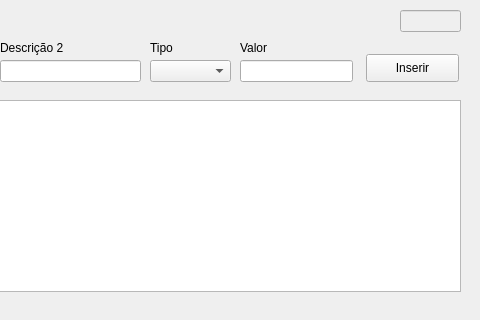
luissantananet/cashier, file forms/lancamentos.ui: the form before one commit; both pictures show x 260 to 740 and y 0 to 320 of the 740 by 405 pixel window.
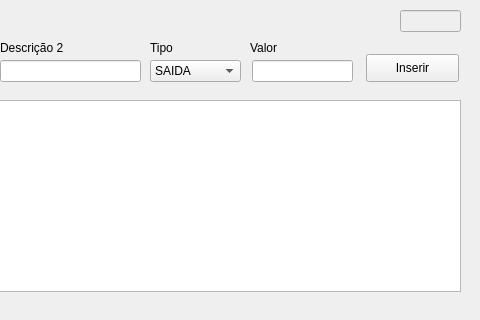
The form after the commit.

The edit to the form file:
```diff
--- a/forms/lancamentos.ui
+++ b/forms/lancamentos.ui
@@ -47,9 +47,9 @@
    <widget class="QLineEdit" name="edt_valor">
     <property name="geometry">
      <rect>
-      <x>500</x>
+      <x>512</x>
       <y>60</y>
-      <width>113</width>
+      <width>101</width>
       <height>22</height>
      </rect>
     </property>
@@ -109,7 +109,7 @@
    <widget class="QLabel" name="label_5">
     <property name="geometry">
      <rect>
-      <x>500</x>
+      <x>510</x>
       <y>40</y>
       <width>91</width>
       <height>16</height>
@@ -137,10 +137,20 @@
      <rect>
       <x>410</x>
       <y>60</y>
-      <width>81</width>
+      <width>91</width>
       <height>22</height>
      </rect>
     </property>
+    <item>
+     <property name="text">
+      <string>SAIDA</string>
+     </property>
+    </item>
+    <item>
+     <property name="text">
+      <string>ENTRADA</string>
+     </property>
+    </item>
    </widget>
    <widget class="QTableWidget" name="tableWidget">
     <property name="geometry">
```
